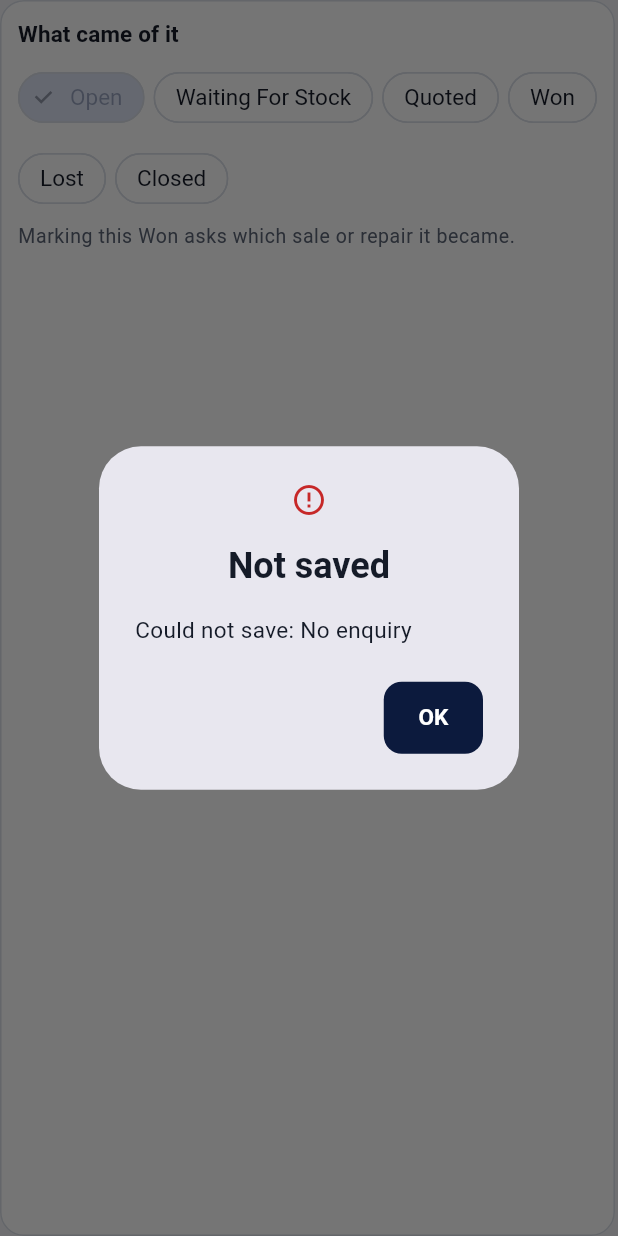
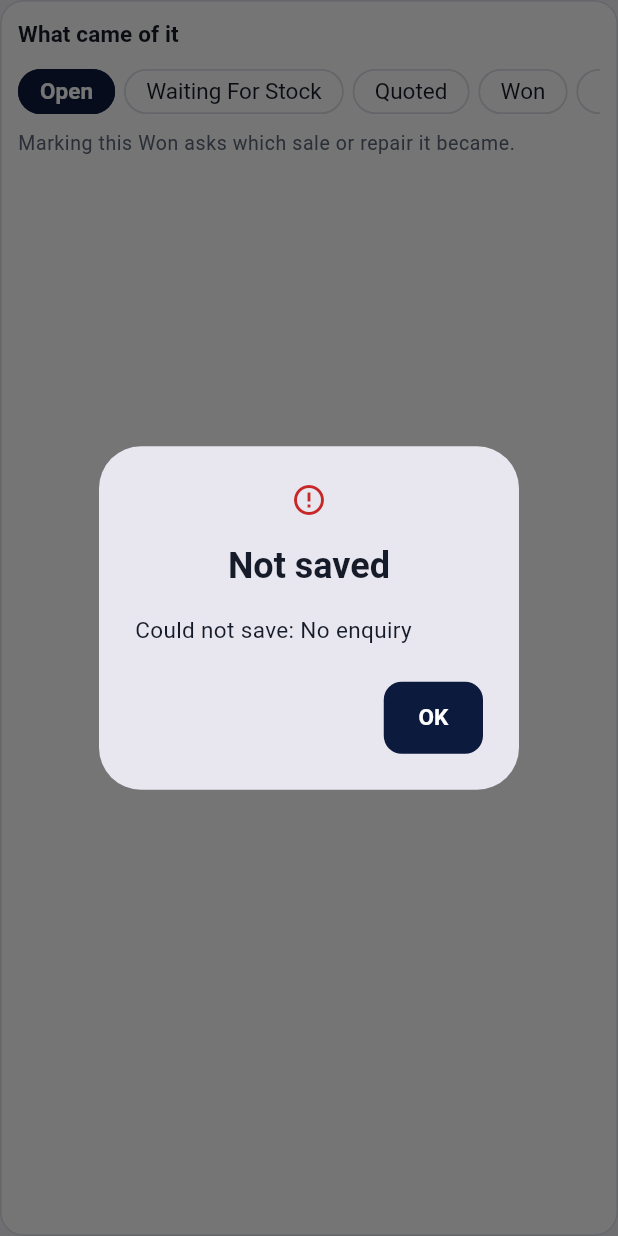
Before and after one commit to cid0980/management-application, a Flutter app: the _StatusPicker widget shown alone on an empty page, opened directly with empty values, after a tap on "Waiting For Stock", on a phone screen of 412 x 824 dp. Run offline on Flutter 3.47's test engine with Material 3 defaults, Android fonts, the phone set to English and light mode, and no system bars; our stand-ins replace cloud_firestore, firebase_auth, firebase_core, go_router, image_picker, pdf and 2 more; missing offline and left inert: barcode, mobile_scanner, print_bluetooth_thermal; accounts and stored records are empty.

Commit message:
Repair status and enquiry outcome in one sideways row
The status buttons on a repair's page wrapped onto three lines. Now
they are one row you swipe, the current one navy and scrolled into
sight when the page opens (ChoiceRow in shop_ui.dart). Same for what
came of an enquiry.

```diff
--- a/lib/ui/screens/enquiries/enquiry_detail_screen.dart
+++ b/lib/ui/screens/enquiries/enquiry_detail_screen.dart
@@ -271,20 +271,12 @@ class _StatusPicker extends StatelessWidget {
               style: Theme.of(context).textTheme.titleSmall,
             ),
             const SizedBox(height: 8),
-            Wrap(
-              spacing: 6,
-              runSpacing: 6,
-              children: [
-                for (final status in options)
-                  ChoiceChip(
-                    key: Key('enquiry-status-$status'),
-                    label: Text(status),
-                    selected: enquiry.status == status,
-                    onSelected: enquiry.status == status
-                        ? null
-                        : (_) => _set(context, status),
-                  ),
-              ],
+            ChoiceRow<String>(
+              values: options,
+              selected: enquiry.status,
+              labelOf: (s) => s,
+              keyOf: (s) => Key('enquiry-status-$s'),
+              onPicked: (s) => _set(context, s),
             ),
             const SizedBox(height: 6),
             Text(
--- a/lib/ui/screens/service/service_detail_screen.dart
+++ b/lib/ui/screens/service/service_detail_screen.dart
@@ -273,22 +273,13 @@ class _StatusPicker extends StatelessWidget {
               style: Theme.of(context).textTheme.bodySmall,
             ),
             const SizedBox(height: 4),
-            Wrap(
-              spacing: 6,
-              runSpacing: 6,
-              children: [
-                for (final s in options)
-                  ChoiceChip(
-                    visualDensity: VisualDensity.compact,
-                    label: Text(serviceStatusLabel(context, s)),
-                    selected: order.status == s,
-                    // The current one stays drawn as chosen, not greyed
-                    // out; tapping it again does nothing.
-                    onSelected: (_) {
-                      if (order.status != s) _set(context, s);
-                    },
-                  ),
-              ],
+            // One sideways row, not a block of three lines.
+            ChoiceRow<String>(
+              values: options,
+              selected: order.status,
+              labelOf: (s) => serviceStatusLabel(context, s),
+              keyOf: (s) => Key('status-$s'),
+              onPicked: (s) => _set(context, s),
             ),
             const SizedBox(height: 6),
             Text(
--- a/lib/ui/widgets/shop_ui.dart
+++ b/lib/ui/widgets/shop_ui.dart
@@ -781,3 +781,79 @@ class FieldLabel extends StatelessWidget {
     );
   }
 }
+
+/// One of a few fixed choices in one sideways row — a repair's status, what
+/// came of an enquiry. Like [PickRow], but for choices that are not typed and
+/// whose words are not their values. The chosen one is navy and is scrolled
+/// into sight when the page opens, even if it is at the far end.
+class ChoiceRow<T> extends StatefulWidget {
+  const ChoiceRow({
+    super.key,
+    required this.values,
+    required this.selected,
+    required this.labelOf,
+    required this.onPicked,
+    this.keyOf,
+  });
+
+  final List<T> values;
+  final T? selected;
+  final String Function(T value) labelOf;
+  final ValueChanged<T> onPicked;
+  final Key Function(T value)? keyOf;
+
+  @override
+  State<ChoiceRow<T>> createState() => _ChoiceRowState<T>();
+}
+
+class _ChoiceRowState<T> extends State<ChoiceRow<T>> {
+  final _chosen = GlobalKey();
+
+  @override
+  void initState() {
+    super.initState();
+    WidgetsBinding.instance.addPostFrameCallback((_) {
+      final ctx = _chosen.currentContext;
+      if (ctx != null) Scrollable.ensureVisible(ctx, alignment: 0.5);
+    });
+  }
+
+  @override
+  Widget build(BuildContext context) {
+    final scheme = Theme.of(context).colorScheme;
+    return SingleChildScrollView(
+      scrollDirection: Axis.horizontal,
+      child: Row(
+        children: [
+          for (final v in widget.values)
+            Padding(
+              key: v == widget.selected ? _chosen : null,
+              padding: const EdgeInsets.only(right: 6),
+              child: ChoiceChip(
+                key: widget.keyOf?.call(v),
+                label: Text(widget.labelOf(v)),
+                showCheckmark: false,
+                visualDensity: VisualDensity.compact,
+                selected: v == widget.selected,
+                selectedColor: scheme.primary,
+                side: v == widget.selected
+                    ? BorderSide(color: scheme.primary)
+                    : null,
+                labelStyle: v == widget.selected
+                    ? TextStyle(
+                        color: scheme.onPrimary,
+                        fontWeight: FontWeight.w600,
+                      )
+                    : null,
+                // The chosen one stays drawn as chosen; tapping it again
+                // does nothing.
+                onSelected: (_) {
+                  if (v != widget.selected) widget.onPicked(v);
+                },
+              ),
+            ),
+        ],
+      ),
+    );
+  }
+}
```
Also changed, not shown: 1 other file.
